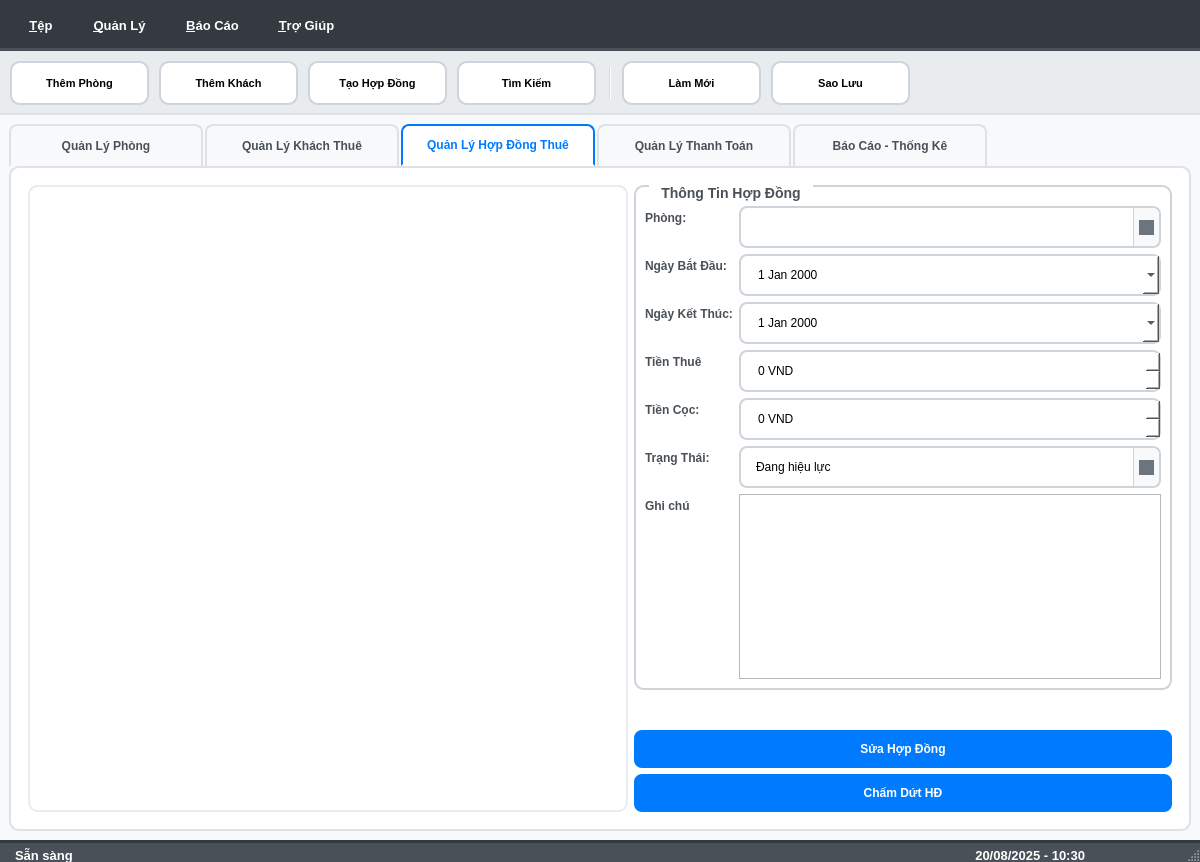
Above: ui/design/admin_main.ui from huymatthew/PBL02 before the change. Below: the same form after it.
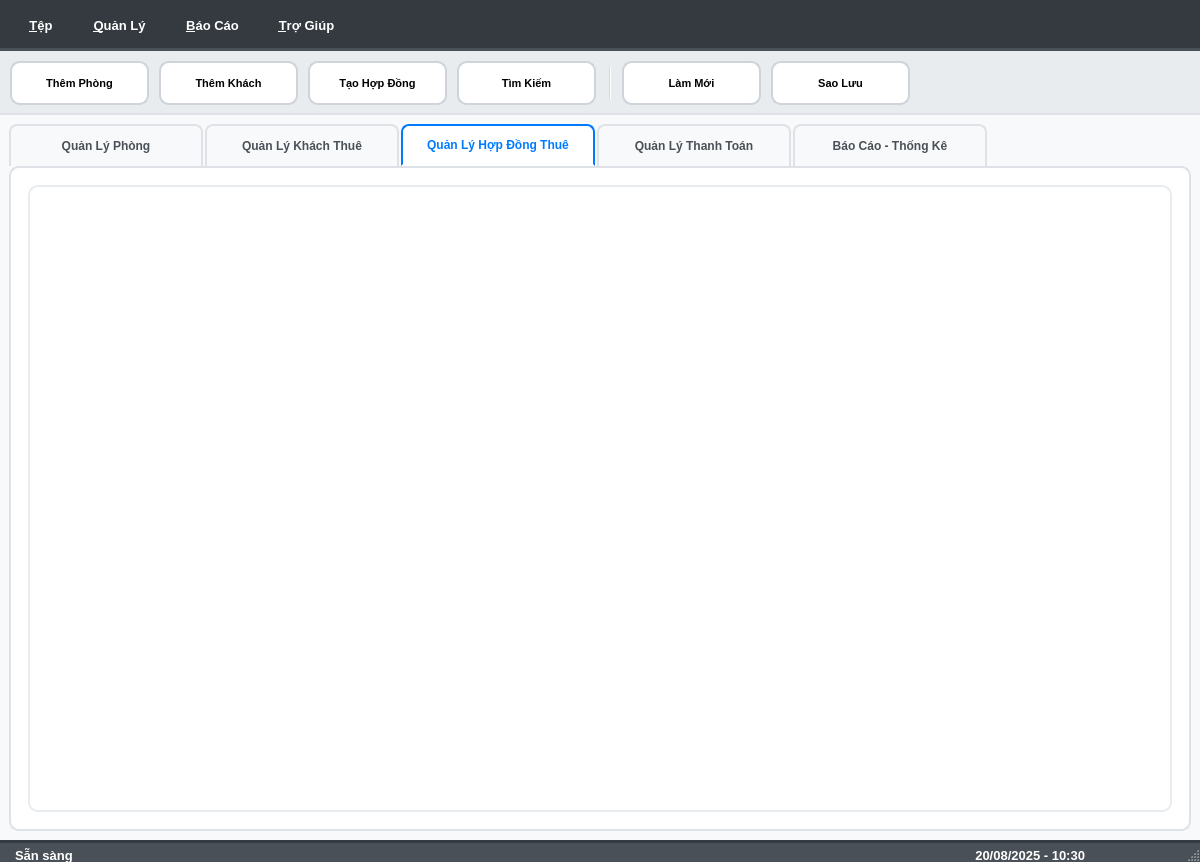
That is the form after the change. The open tabs and pages were chosen to show the change. Icons and pictures are not drawn.

Commit message: Add Contract Dialog

The edit to the form file:
```diff
--- a/ui/design/admin_main.ui
+++ b/ui/design/admin_main.ui
@@ -310,53 +310,82 @@
     font-size: 13px;
     padding: 6px 12px;
 }
+
+/* Calendar Widget Styling */
 QCalendarWidget {
-    background-color: #f0f0f0; /* Overall background */
-    border: 1px solid #cccccc;
+    background-color: #ffffff;
+    border: 2px solid #dee2e6;
+    border-radius: 10px;
+    font-size: 12px;
+    color: #212529;
 }
 
-/* Navigation bar */
 QCalendarWidget QToolButton {
-    background-color: #e0e0e0;
-    color: #333333;
+    background-color: #007bff;
+    color: white;
     border: none;
-    padding: 5px;
+    border-radius: 6px;
+    padding: 6px 12px;
+    font-weight: bold;
+    font-size: 13px;
 }
 
 QCalendarWidget QToolButton:hover {
     background-color: #d0d0d0;
 }
 
-QCalendarWidget QToolButton#qt_calendar_prevmonth,
-QCalendarWidget QToolButton#qt_calendar_nextmonth {
-    qproperty-icon: url(:/icons/arrow_left.png); /* Custom icons for navigation buttons */
+QCalendarWidget QMenu {
+    background-color: #f8f9fa;
+    border: 1px solid #ced4da;
+    border-radius: 6px;
 }
 
-/* Header (day names) */
-QCalendarWidget QTableView { /* This targets the internal table view */
-    selection-background-color: #a0c0e0; /* Selected day background */
-    selection-color: white; /* Selected day text color */
-    gridline-color: #e0e0e0; /* Grid lines */
+QCalendarWidget QSpinBox {
+    background: #f8f9fa;
+    border: 1px solid #ced4da;
+    border-radius: 6px;
+    font-size: 12px;
+    min-width: 60px;
 }
 
-QCalendarWidget QHeaderView::section { /* Day name headers */
-    background-color: #c0c0c0;
-    color: #000000;
-    padding: 5px;
+QCalendarWidget QSpinBox::up-button, QCalendarWidget QSpinBox::down-button {
+    width: 16px;
+    background: #e9ecef;
 }
 
-/* Individual day cells */
+QCalendarWidget QWidget#qt_calendar_navigationbar {
+    background-color: #f8f9fa;
+    border-bottom: 1px solid #dee2e6;
+    border-top-left-radius: 10px;
+    border-top-right-radius: 10px;
+    padding: 4px;
+}
+
+QCalendarWidget QAbstractItemView {
+    outline: none;
+    selection-background-color: #007bff;
+    selection-color: white;
+    background-color: #ffffff;
+    border-radius: 0 0 10px 10px;
+    font-size: 12px;
+}
+
+QCalendarWidget QAbstractItemView:enabled {
+    color: #212529;
+}
+
+QCalendarWidget QAbstractItemView:disabled {
+    color: #adb5bd;
+}
+
 QCalendarWidget QAbstractItemView::item {
-    background-color: white;
-    color: black;
-}
-
-QCalendarWidget QAbstractItemView::item:hover {
-    background-color: #f0f8ff; /* Light blue on hover */
+    padding: 6px;
+    margin: 1px;
+    border-radius: 4px;
 }
 
 QCalendarWidget QAbstractItemView::item:selected {
-    background-color: #6a9edb; /* Darker blue for selected day */
+    background-color: #007bff;
     color: white;
 }
 
@@ -367,6 +396,9 @@
    <layout class="QVBoxLayout" name="mainVerticalLayout">
     <item>
      <widget class="QTabWidget" name="mainTabWidget">
+      <property name="enabled">
+       <bool>true</bool>
+      </property>
       <property name="minimumSize">
        <size>
         <width>0</width>
@@ -780,6 +812,9 @@
        </layout>
       </widget>
       <widget class="QWidget" name="contractsTab">
+       <property name="enabled">
+        <bool>true</bool>
+       </property>
        <attribute name="title">
         <string>Quản Lý Hợp Đồng Thuê</string>
        </attribute>
@@ -804,191 +839,16 @@
           <property name="sortingEnabled">
            <bool>true</bool>
           </property>
+          <attribute name="horizontalHeaderMinimumSectionSize">
+           <number>75</number>
+          </attribute>
+          <attribute name="horizontalHeaderDefaultSectionSize">
+           <number>125</number>
+          </attribute>
          </widget>
         </item>
         <item>
-         <layout class="QVBoxLayout" name="contractControlsLayout">
-          <item>
-           <widget class="QGroupBox" name="contractInfoGroup">
-            <property name="title">
-             <string>Thông Tin Hợp Đồng</string>
-            </property>
-            <layout class="QFormLayout" name="contractFormLayout">
-             <item row="0" column="0">
-              <widget class="QLabel" name="contractRoomLabel">
-               <property name="text">
-                <string>Phòng:</string>
-               </property>
-              </widget>
-             </item>
-             <item row="0" column="1">
-              <widget class="QComboBox" name="contractRoomComboBox">
-               <property name="editable">
-                <bool>false</bool>
-               </property>
-              </widget>
-             </item>
-             <item row="1" column="0">
-              <widget class="QLabel" name="contractStartDateLabel">
-               <property name="text">
-                <string>Ngày Bắt Đầu:</string>
-               </property>
-              </widget>
-             </item>
-             <item row="1" column="1">
-              <widget class="QDateEdit" name="contractStartDateEdit">
-               <property name="calendarPopup">
-                <bool>true</bool>
-               </property>
-              </widget>
-             </item>
-             <item row="2" column="0">
-              <widget class="QLabel" name="contractEndDateLabel">
-               <property name="text">
-                <string>Ngày Kết Thúc:</string>
-               </property>
-              </widget>
-             </item>
-             <item row="2" column="1">
-              <widget class="QDateEdit" name="contractEndDateEdit">
-               <property name="calendarPopup">
-                <bool>true</bool>
-               </property>
-              </widget>
-             </item>
-             <item row="4" column="0">
-              <widget class="QLabel" name="contractDepositLabel">
-               <property name="text">
-                <string>Tiền Cọc:</string>
-               </property>
-              </widget>
-             </item>
-             <item row="4" column="1">
-              <widget class="QDoubleSpinBox" name="contractDepositSpinBox">
-               <property name="suffix">
-                <string> VND</string>
-               </property>
-               <property name="decimals">
-                <number>0</number>
-               </property>
-               <property name="maximum">
-                <double>99999999.000000000000000</double>
-               </property>
-               <property name="singleStep">
-                <double>100000.000000000000000</double>
-               </property>
-              </widget>
-             </item>
-             <item row="5" column="0">
-              <widget class="QLabel" name="contractStatusLabel">
-               <property name="text">
-                <string>Trạng Thái:</string>
-               </property>
-              </widget>
-             </item>
-             <item row="5" column="1">
-              <widget class="QComboBox" name="contractStatusComboBox">
-               <item>
-                <property name="text">
-                 <string>Đang hiệu lực</string>
-                </property>
-               </item>
-               <item>
-                <property name="text">
-                 <string>Hết hạn</string>
-                </property>
-               </item>
-               <item>
-                <property name="text">
-                 <string>Đã hủy</string>
-                </property>
-               </item>
-               <item>
-                <property name="text">
-                 <string>Tạm ngưng</string>
-                </property>
-               </item>
-              </widget>
-             </item>
-             <item row="3" column="1">
-              <widget class="QDoubleSpinBox" name="contractMoney">
-               <property name="prefix">
-                <string/>
-               </property>
-               <property name="suffix">
-                <string> VND</string>
-               </property>
-               <property name="decimals">
-                <number>0</number>
-               </property>
-               <property name="maximum">
-                <double>10000000.000000000000000</double>
-               </property>
-               <property name="singleStep">
-                <double>100000.000000000000000</double>
-               </property>
-              </widget>
-             </item>
-             <item row="3" column="0">
-              <widget class="QLabel" name="label_2">
-               <property name="text">
-                <string>Tiền Thuê</string>
-               </property>
-              </widget>
-             </item>
-             <item row="6" column="1">
-              <widget class="QPlainTextEdit" name="contractDescription"/>
-             </item>
-             <item row="6" column="0">
-              <widget class="QLabel" name="label_3">
-               <property name="text">
-                <string>Ghi chú</string>
-               </property>
-              </widget>
-             </item>
-            </layout>
-           </widget>
-          </item>
-          <item>
-           <spacer name="contractVerticalSpacer">
-            <property name="orientation">
-             <enum>Qt::Vertical</enum>
-            </property>
-            <property name="sizeHint" stdset="0">
-             <size>
-              <width>20</width>
-              <height>40</height>
-             </size>
-            </property>
-           </spacer>
-          </item>
-          <item>
-           <layout class="QVBoxLayout" name="contractButtonsLayout">
-            <item>
-             <widget class="QPushButton" name="editContractButton">
-              <property name="text">
-               <string>Sửa Hợp Đồng</string>
-              </property>
-              <property name="icon">
-               <iconset>
-                <normaloff>:/icons/edit.png</normaloff>:/icons/edit.png</iconset>
-              </property>
-             </widget>
-            </item>
-            <item>
-             <widget class="QPushButton" name="terminateContractButton">
-              <property name="text">
-               <string>Chấm Dứt HĐ</string>
-              </property>
-              <property name="icon">
-               <iconset>
-                <normaloff>:/icons/delete.png</normaloff>:/icons/delete.png</iconset>
-              </property>
-             </widget>
-            </item>
-           </layout>
-          </item>
-         </layout>
+         <layout class="QVBoxLayout" name="contractControlsLayout"/>
         </item>
        </layout>
       </widget>
```
Left out of the diff: 40 changed lines with no effect on the pictures. The commit also changes 17 other files.
